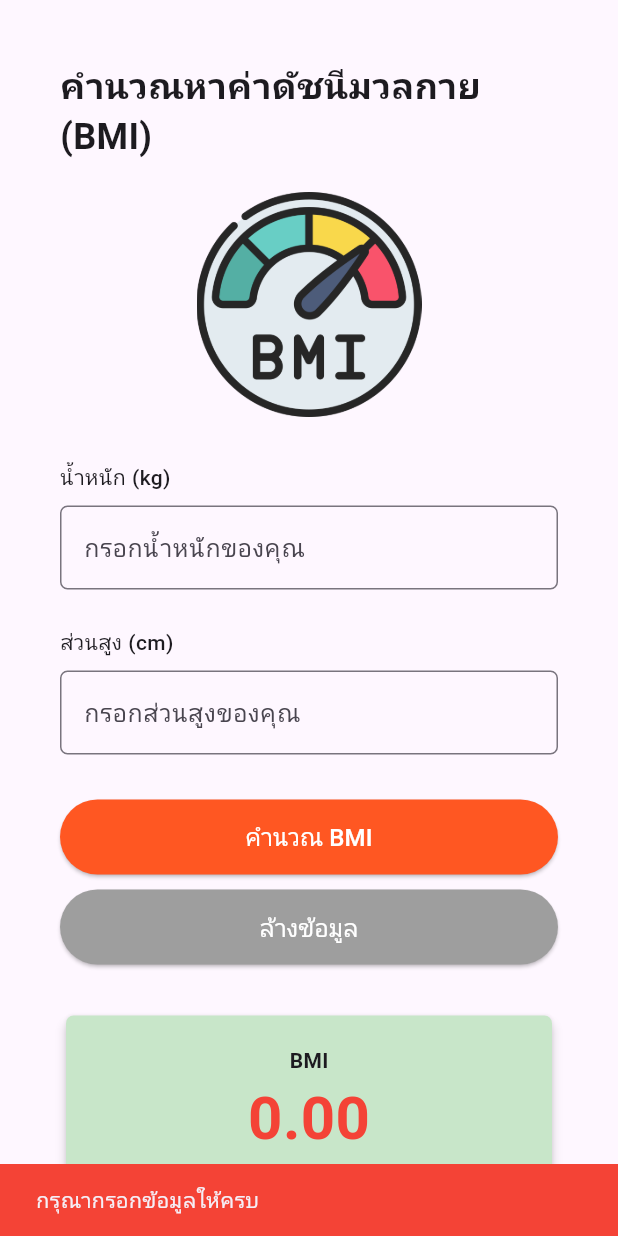
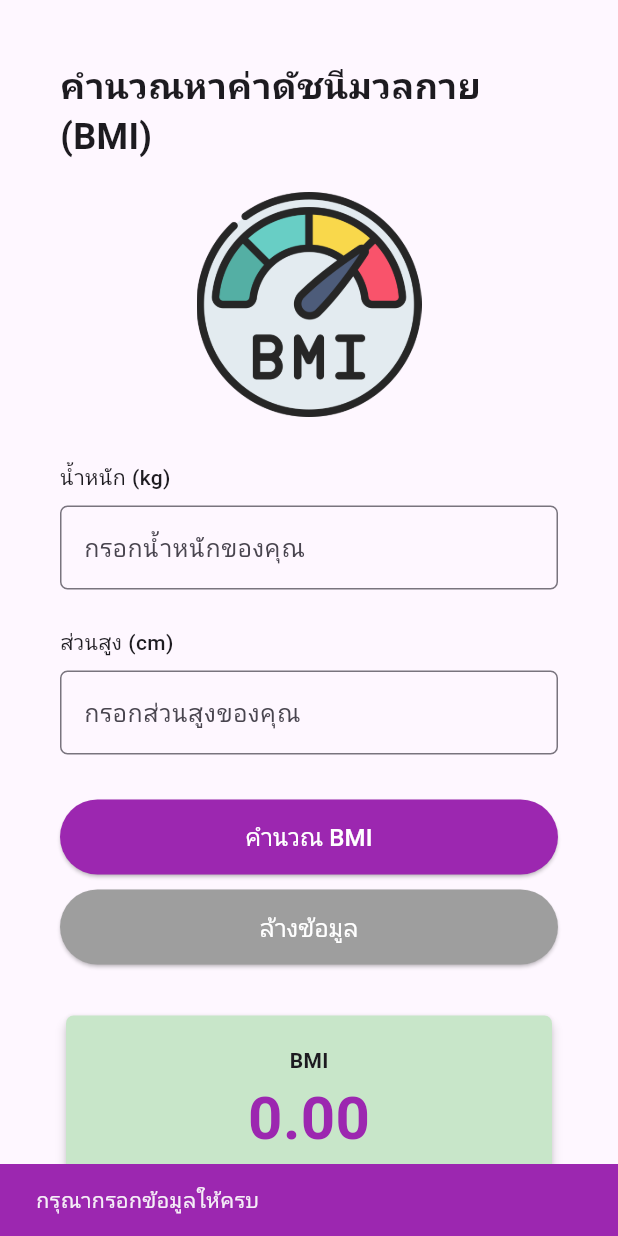
Before and after one commit to yubluez/flutter_sau_health_calculator_app, a Flutter app: the BmiUi screen opened directly, after a tap on "คํานวณ BMI", on a phone screen of 412 x 824 dp. Run offline on Flutter 3.47's test engine with Material 3 defaults, Android fonts, the phone set to English and light mode, and no system bars; our stand-ins replace font_awesome_flutter, google_fonts; network calls fail.

Commit message:
เสร็จ

```diff
--- a/lib/views/bmi_ui.dart
+++ b/lib/views/bmi_ui.dart
@@ -99,7 +99,7 @@ class _BmiUiState extends State<BmiUi> {
                       ScaffoldMessenger.of(context).showSnackBar(
                         SnackBar(
                           content: Text('กรุณากรอกข้อมูลให้ครบ'),
-                          backgroundColor: Colors.red,
+                          backgroundColor: Colors.purple,
                           duration: Duration(seconds: 2),
                         ),
                       );
@@ -138,7 +138,7 @@ class _BmiUiState extends State<BmiUi> {
                     ),
                   ),
                   style: ElevatedButton.styleFrom(
-                    backgroundColor: Colors.deepOrange,
+                    backgroundColor: Colors.purple,
                     fixedSize: Size(
                       MediaQuery.of(context).size.width,
                       50.0,
@@ -197,7 +197,7 @@ class _BmiUiState extends State<BmiUi> {
                             bmiValue.toStringAsFixed(2),
                             style: TextStyle(
                               fontSize: 40.0,
-                              color: Colors.red,
+                              color: Colors.purple,
                               fontWeight: FontWeight.bold,
                             ),
                           ),
--- a/lib/views/bmr_ui.dart
+++ b/lib/views/bmr_ui.dart
@@ -184,7 +184,7 @@ class _BmrUiState extends State<BmrUi> {
                           content: Text(
                             'กรุณากรอกข้อมูลให้ครบ',
                           ),
-                          backgroundColor: Colors.red,
+                          backgroundColor: Colors.purple,
                           duration: Duration(seconds: 2),
                         ),
                       );
@@ -216,7 +216,7 @@ class _BmrUiState extends State<BmrUi> {
                     ),
                   ),
                   style: ElevatedButton.styleFrom(
-                    backgroundColor: Colors.deepOrange,
+                    backgroundColor: Colors.purple,
                     fixedSize: Size(
                       MediaQuery.of(context).size.width,
                       50.0,
@@ -274,7 +274,7 @@ class _BmrUiState extends State<BmrUi> {
                             bmrValue.toStringAsFixed(2),
                             style: TextStyle(
                               fontSize: 40.0,
-                              color: Colors.red,
+                              color: Colors.purple,
                               fontWeight: FontWeight.bold,
                             ),
                           ),
```
